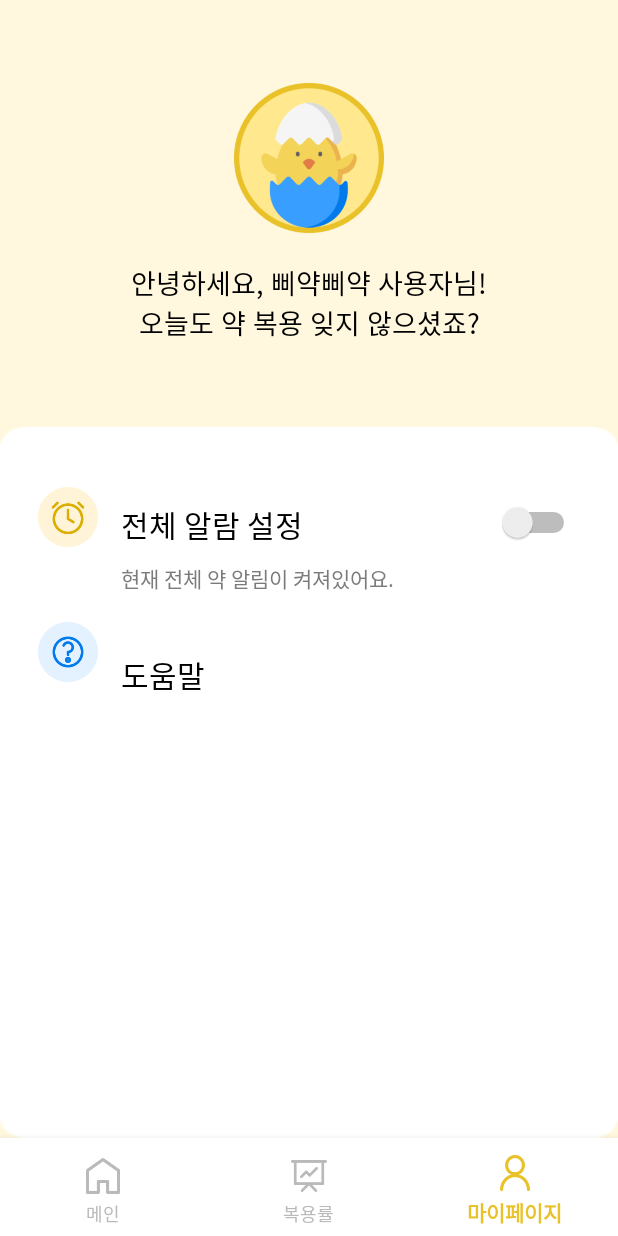
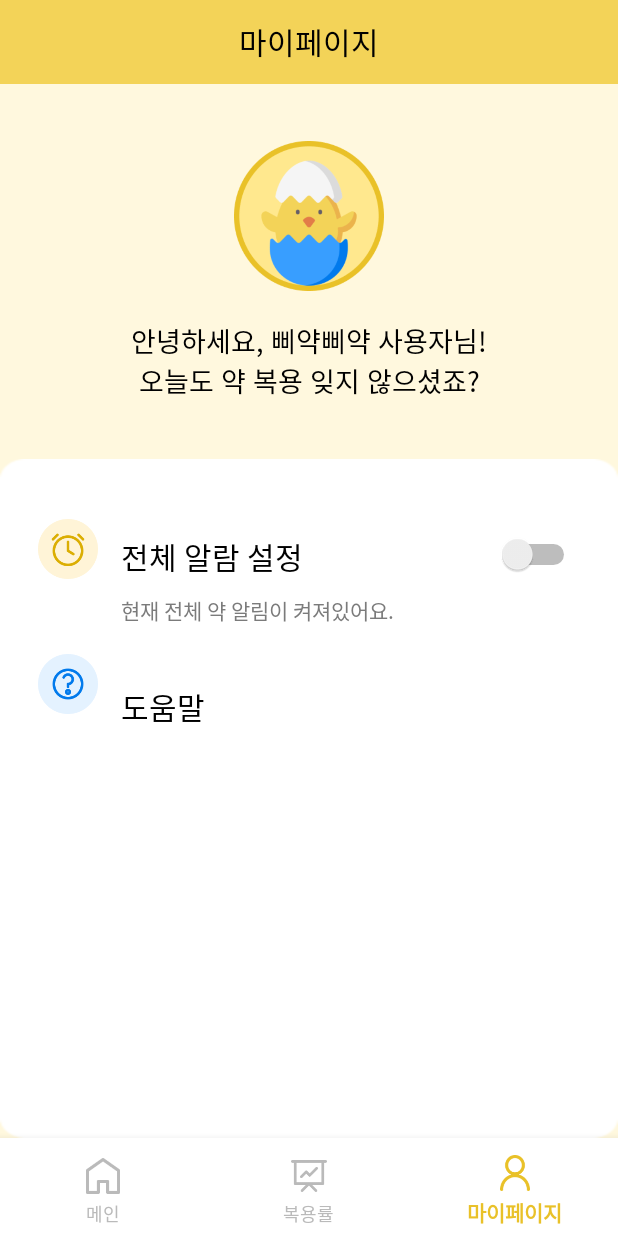
Before and after one commit to Maaaaeari/Chick, an Android app: the screen it shows after launch (MainActivity), item 3 of the bottom bar chosen, on a phone screen of 412 x 824 dp. Run offline under Robolectric (Android 15) with nearby library versions, the phone set to English and light mode, and no system bars.

Commit message:
[add] 다이얼로그 xml

```diff
--- a/app/src/main/res/layout/fragment_main.xml
+++ b/app/src/main/res/layout/fragment_main.xml
@@ -24,8 +24,7 @@
             android:theme="?attr/actionBarTheme"
             app:layout_constraintEnd_toEndOf="parent"
             app:layout_constraintStart_toStartOf="parent"
-            app:layout_constraintTop_toTopOf="parent"
-            app:menu="@menu/menu_top_delete">
+            app:layout_constraintTop_toTopOf="parent">
 
             <TextView
                 android:id="@+id/txtToolbar"
--- a/app/src/main/res/layout/fragment_mypage.xml
+++ b/app/src/main/res/layout/fragment_mypage.xml
@@ -8,6 +8,30 @@
     android:orientation="vertical"
     android:background="#FFF8DE"
     tools:context=".MypageFragment" >
+
+    <androidx.appcompat.widget.Toolbar
+        android:id="@+id/toolbar"
+        android:layout_width="match_parent"
+        android:layout_height="wrap_content"
+        android:background="?attr/colorPrimary"
+        android:minHeight="?attr/actionBarSize"
+        android:theme="?attr/actionBarTheme"
+        app:layout_constraintEnd_toEndOf="parent"
+        app:layout_constraintStart_toStartOf="parent"
+        app:layout_constraintTop_toTopOf="parent">
+
+        <TextView
+            android:id="@+id/txtToolbar"
+            android:layout_width="wrap_content"
+            android:layout_height="wrap_content"
+            android:layout_gravity="center"
+            android:fontFamily="@font/jejugothic"
+            android:text="마이페이지"
+            android:textColor="#000000"
+            android:textSize="20sp"
+            tools:layout_editor_absoluteX="173dp"
+            tools:layout_editor_absoluteY="16dp" />
+    </androidx.appcompat.widget.Toolbar>
 
     <LinearLayout
         android:layout_width="match_parent"
@@ -121,7 +145,8 @@
             android:layout_marginTop="50dp"
             android:layout_marginRight="25dp"
             android:layout_weight="1"
-            android:switchMinWidth="55dp" />
+            android:switchMinWidth="55dp"
+            tools:ignore="TouchTargetSizeCheck" />
 
     </LinearLayout>
 </LinearLayout>
```
Also changed, not shown: app/src/main/res/drawable/btn_bg_round.xml (added, +7 -0 lines), app/src/main/res/drawable/dialog_bg_round.xml (added, +7 -0 lines), app/src/main/res/layout/dialog_cancle.xml (added, +83 -0 lines), app/src/main/res/layout/dialog_delete.xml (added, +83 -0 lines).
